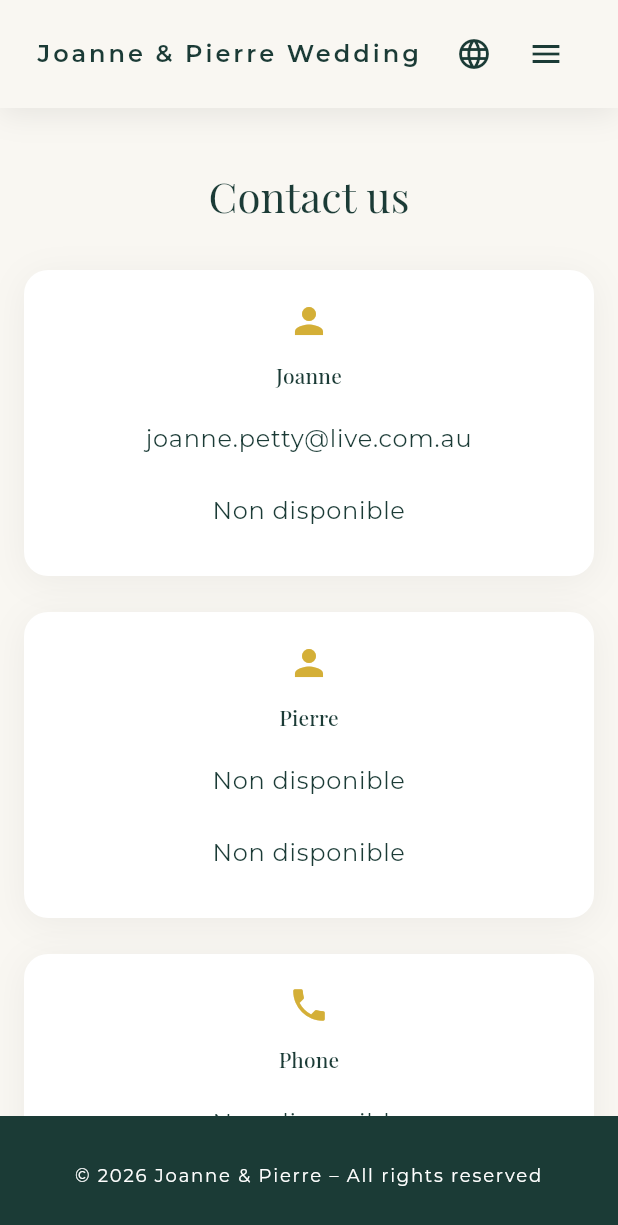
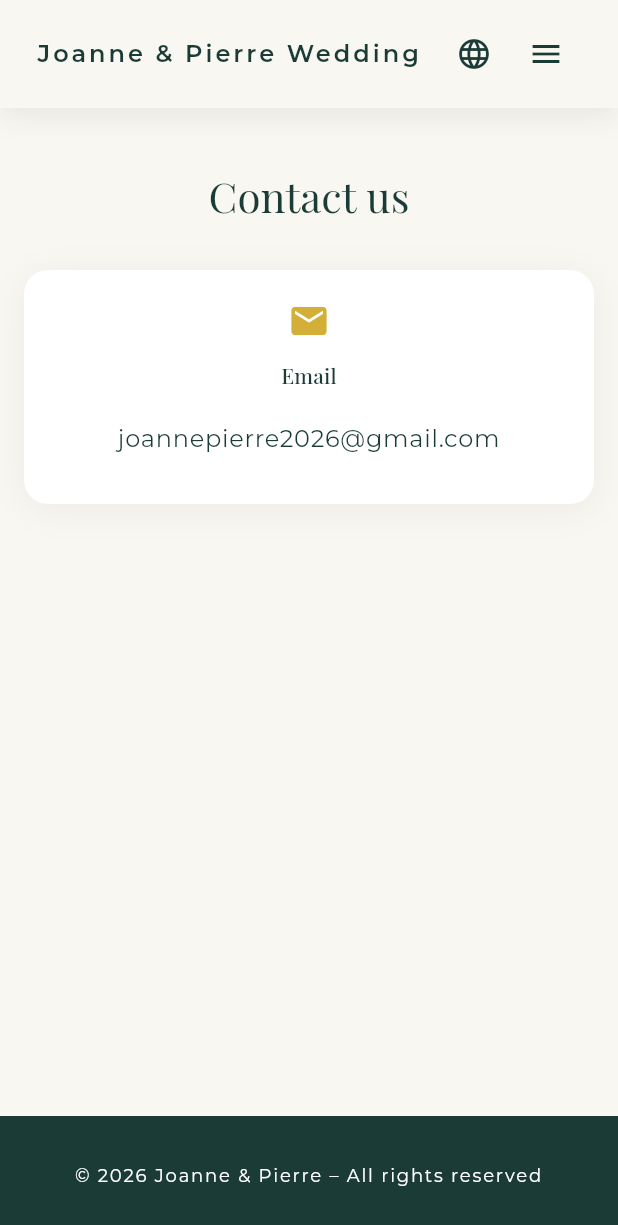
Before and after one commit to PierreDaguier/website-wedding, a Flutter app: the ContactPage screen opened by its route, on a phone screen of 412 x 824 dp. Shown: the top 1225 px of the screen. Run offline on Flutter 3.47's test engine with Material 3 defaults, Android fonts, the phone set to English and light mode, and no system bars; our stand-ins replace flutter_dotenv, go_router, google_fonts, lucide_icons; missing offline and left inert: dart:html, dart:ui_web.

Commit message:
Simplify contact details to single email

```diff
--- a/lib/config/config.dart
+++ b/lib/config/config.dart
@@ -1,20 +1,8 @@
 import 'package:flutter_dotenv/flutter_dotenv.dart';
 
 class ContactConfig {
-  // --- TELEPHONES ---
-  // Ces getters vont chercher les clés dans ton fichier .env
-  static String get phonePierre =>
-      dotenv.env['PHONE_PIERRE'] ?? 'Non disponible';
-  static String get phoneJoanne =>
-      dotenv.env['PHONE_JOANNE'] ?? 'Non disponible';
-  static String get phoneContact =>
-      dotenv.env['PHONE_CONTACT'] ?? 'Non disponible';
-
-  // --- EMAILS ---
-  static String get emailPierre =>
-      dotenv.env['EMAIL_PIERRE'] ?? 'Non disponible';
-  static String get emailJoanne =>
-      dotenv.env['EMAIL_JOANNE'] ?? 'Non disponible';
+  // --- EMAIL ---
+  // Ce getter va chercher la clé dans ton fichier .env
   static String get emailContact =>
-      dotenv.env['EMAIL_CONTACT'] ?? 'Non disponible';
+      dotenv.env['EMAIL_CONTACT'] ?? 'joannepierre2026@gmail.com';
 }
--- a/lib/localization.dart
+++ b/lib/localization.dart
@@ -98,10 +98,7 @@ class AppLocalizations {
       'australiaTransportLinkLabel': 'TransLink',
       'contactPageTitle': 'Contacts',
       'contactHeading': 'Nous contacter',
-      'contactJoanne': 'Joanne',
-      'contactPierre': 'Pierre',
-      'contactPhone': 'Téléphone',
-      'contactEmailGeneral': 'Email général',
+      'contactEmail': 'Email',
       'mapPlaceholder': 'Carte (bientôt disponible)',
       'languageFr': 'Français',
       'languageEn': 'English',
@@ -209,10 +206,7 @@ class AppLocalizations {
           '• Time difference: +8 to +10 hours depending on the season\n• Drive on the left (watch roundabouts)\n• Card payment widely accepted\n• Pack a light jacket for cool evenings on Mount Tamborine',
       'contactPageTitle': 'Contacts',
       'contactHeading': 'Contact us',
-      'contactJoanne': 'Joanne',
-      'contactPierre': 'Pierre',
-      'contactPhone': 'Phone',
-      'contactEmailGeneral': 'General email',
+      'contactEmail': 'Email',
       'mapPlaceholder': 'Map (coming soon)',
       'languageFr': 'Français',
       'languageEn': 'English',
--- a/lib/pages/contact_page.dart
+++ b/lib/pages/contact_page.dart
@@ -95,11 +95,6 @@ class ContactPage extends StatelessWidget {
         path: email,
       );
 
-  Uri _phoneUri(String phone) => Uri(
-        scheme: 'tel',
-        path: phone.replaceAll(RegExp(r'\s+'), ''),
-      );
-
   @override
   Widget build(BuildContext context) {
     final loc = AppLocalizations.of(context);
@@ -142,74 +137,11 @@ class ContactPage extends StatelessWidget {
                         runSpacing: 24,
                         children: [
                           SizedBox(
-                            width: isWide
-                                ? (maxContentWidth - 24) / 2
-                                : maxContentWidth,
-                            child: _contactItem(
-                              context: context,
-                              icon: Icons.person,
-                              title: loc.translate('contactJoanne'),
-                              details: [
-                                _contactLink(
-                                  context: context,
-                                  value: ContactConfig.emailJoanne,
-                                  uri: _emailUri(ContactConfig.emailJoanne),
-                                ),
-                                _contactLink(
-                                  context: context,
-                                  value: ContactConfig.phoneJoanne,
-                                  uri: _phoneUri(ContactConfig.phoneJoanne),
-                                ),
-                              ],
-                            ),
-                          ),
-                          SizedBox(
-                            width: isWide
-                                ? (maxContentWidth - 24) / 2
-                                : maxContentWidth,
-                            child: _contactItem(
-                              context: context,
-                              icon: Icons.person,
-                              title: loc.translate('contactPierre'),
-                              details: [
-                                _contactLink(
-                                  context: context,
-                                  value: ContactConfig.emailPierre,
-                                  uri: _emailUri(ContactConfig.emailPierre),
-                                ),
-                                _contactLink(
-                                  context: context,
-                                  value: ContactConfig.phonePierre,
-                                  uri: _phoneUri(ContactConfig.phonePierre),
-                                ),
-                              ],
-                            ),
-                          ),
-                          SizedBox(
-                            width: isWide
-                                ? (maxContentWidth - 24) / 2
-                                : maxContentWidth,
-                            child: _contactItem(
-                              context: context,
-                              icon: Icons.phone,
-                              title: loc.translate('contactPhone'),
-                              details: [
-                                _contactLink(
-                                  context: context,
-                                  value: ContactConfig.phoneContact,
-                                  uri: _phoneUri(ContactConfig.phoneContact),
-                                ),
-                              ],
-                            ),
-                          ),
-                          SizedBox(
-                            width: isWide
-                                ? (maxContentWidth - 24) / 2
-                                : maxContentWidth,
+                            width: isWide ? (maxContentWidth - 24) / 2 : 420,
                             child: _contactItem(
                               context: context,
                               icon: Icons.email,
-                              title: loc.translate('contactEmailGeneral'),
+                              title: loc.translate('contactEmail'),
                               details: [
                                 _contactLink(
                                   context: context,
--- a/secrets.sample.json
+++ b/secrets.sample.json
@@ -1,8 +1,3 @@
 {
-  "PHONE_PIERRE": "+33 6 00 00 00 00",
-  "PHONE_JOANNE": "+33 6 00 00 00 01",
-  "PHONE_CONTACT": "+33 6 00 00 00 02",
-  "EMAIL_PIERRE": "pierre@example.com",
-  "EMAIL_JOANNE": "joanne@example.com",
-  "EMAIL_CONTACT": "mariage.joanne.pierre@example.com"
+  "EMAIL_CONTACT": "joannepierre2026@gmail.com"
 }
```
